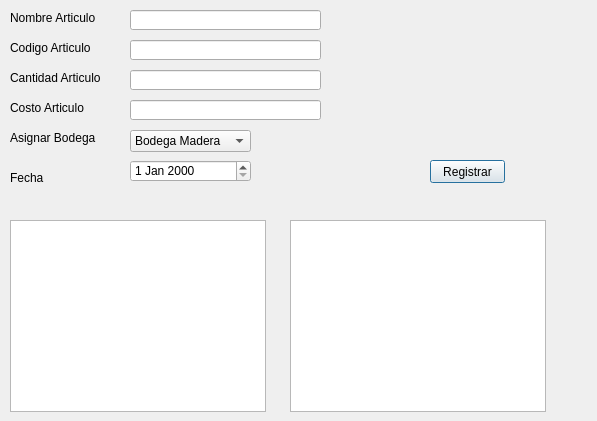
Old version of the form UI/Ui_registro.ui in the repository piedrachin/proyecto.
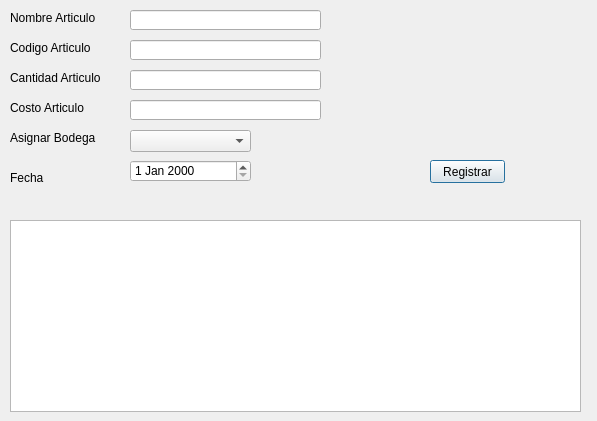
New version of the form.

The edit to the form file:
```diff
--- a/UI/Ui_registro.ui
+++ b/UI/Ui_registro.ui
@@ -143,16 +143,6 @@
      <height>22</height>
     </rect>
    </property>
-   <item>
-    <property name="text">
-     <string>Bodega Madera</string>
-    </property>
-   </item>
-   <item>
-    <property name="text">
-     <string>Bodega Morteros</string>
-    </property>
-   </item>
   </widget>
   <widget class="QDateEdit" name="date_fecha_articulo">
    <property name="geometry">
@@ -182,17 +172,7 @@
     <rect>
      <x>10</x>
      <y>220</y>
-     <width>256</width>
-     <height>192</height>
-    </rect>
-   </property>
-  </widget>
-  <widget class="QListView" name="listView_bodeg_Morteros">
-   <property name="geometry">
-    <rect>
-     <x>290</x>
-     <y>220</y>
-     <width>256</width>
+     <width>571</width>
      <height>192</height>
     </rect>
    </property>
```
